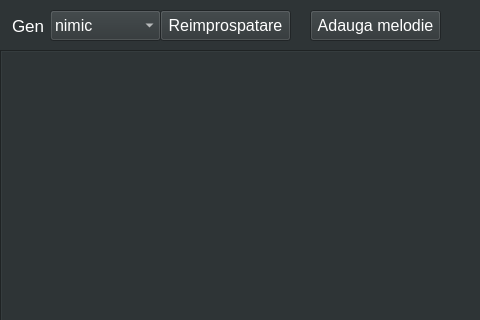
The window that Client/songstopform.ui (StefanPEZA/ProiectRC) describes before a commit, drawn with Qt 5; both pictures show x 0 to 480 and y 0 to 320 of the 1001 by 541 pixel window.
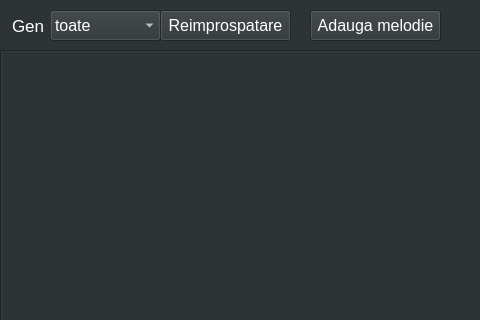
The same window after the commit.

```diff
--- a/Client/songstopform.ui
+++ b/Client/songstopform.ui
@@ -112,7 +112,12 @@
      </property>
      <item>
       <property name="text">
-       <string>nimic</string>
+       <string>toate</string>
+      </property>
+     </item>
+     <item>
+      <property name="text">
+       <string>Country</string>
       </property>
      </item>
      <item>
```
